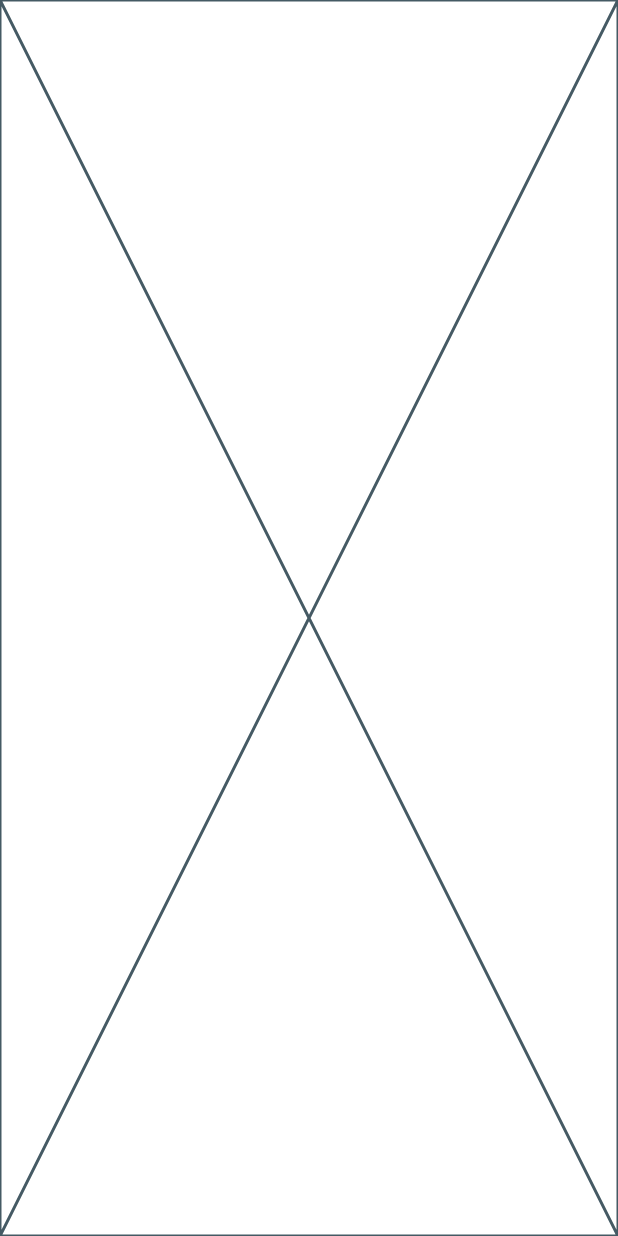
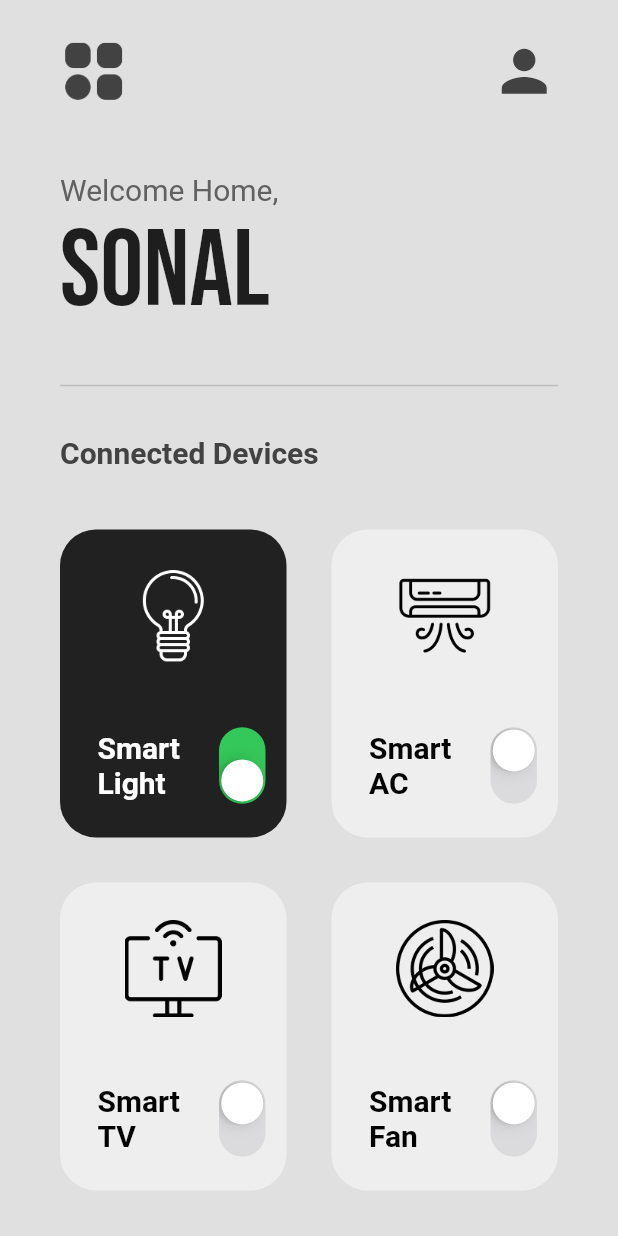
Before and after one commit to ankushcode611/smarthomeapp, a Flutter app: the screen it shows after launch, on a phone screen of 412 x 824 dp. Run offline on Flutter 3.47's test engine with Material 2 defaults, Android fonts, the phone set to English and light mode, and no system bars; our stand-ins replace google_fonts.

Commit message:
SMday1 complete

```diff
--- a/lib/main.dart
+++ b/lib/main.dart
@@ -10,6 +10,9 @@ class MyApp extends StatelessWidget {
 
   @override
   Widget build(BuildContext context) {
-    return const Placeholder();
+    return MaterialApp(
+      debugShowCheckedModeBanner: false,
+      home: HomePage(),
+    );
   }
 }
--- a/lib/pages/home_page.dart
+++ b/lib/pages/home_page.dart
@@ -0,0 +1,143 @@
+// ignore_for_file: prefer_const_literals_to_create_immutables, prefer_const_constructors
+
+import 'package:flutter/material.dart';
+import 'package:google_fonts/google_fonts.dart';
+import 'package:smarthomeapp/util/smart_device_box.dart';
+
+class HomePage extends StatefulWidget {
+  const HomePage({super.key});
+
+  @override
+  State<HomePage> createState() => _HomePageState();
+}
+
+class _HomePageState extends State<HomePage> {
+  //padding constants
+  final double horizontalPadding = 40;
+  final double verticalPadding = 25;
+
+  // list of connected smart devices
+  List mySmartDevices = [
+    //[ smartDeviceName, iconpath, PowerStatus ]
+    ["Smart Light", "lib/icons/light-bulb.png", true],
+    ["Smart AC", "lib/icons/air-conditioner.png", false],
+    ["Smart TV", "lib/icons/tv-monitor.png", false],
+    ["Smart Fan", "lib/icons/fan.png", false],
+  ];
+
+// power button switched
+  void powerSwitchChanged(bool value, int index) {
+    setState(() {
+      mySmartDevices[index][2] = value;
+    });
+  }
+
+  @override
+  Widget build(BuildContext context) {
+    return Scaffold(
+      backgroundColor: Colors.grey[300],
+      body: SafeArea(
+        child: Column(
+          crossAxisAlignment: CrossAxisAlignment.start,
+          children: [
+            //custom app bar
+            Padding(
+              padding: EdgeInsets.symmetric(
+                horizontal: horizontalPadding,
+                vertical: verticalPadding,
+              ),
+              child: Row(
+                mainAxisAlignment: MainAxisAlignment.spaceBetween,
+                children: [
+                  //menu icon
+                  Image.asset(
+                    'lib/icons/menu.png',
+                    height: 45,
+                    color: Colors.grey[800],
+                  ),
+
+                  //account icon
+                  Icon(
+                    Icons.person,
+                    size: 45,
+                    color: Colors.grey[800],
+                  ),
+                ],
+              ),
+            ),
+
+            const SizedBox(
+              height: 20,
+            ),
+            //Welcome Home Ankush
+
+            Padding(
+              padding: EdgeInsets.symmetric(horizontal: horizontalPadding),
+              child: Column(
+                crossAxisAlignment: CrossAxisAlignment.start,
+                children: [
+                  Text(
+                    "Welcome Home,",
+                    style: TextStyle(fontSize: 20, color: Colors.grey[700]),
+                  ),
+                  Text(
+                    "Sonal",
+                    style: GoogleFonts.bebasNeue(
+                      fontSize: 72,
+                    ),
+                  ),
+                ],
+              ),
+            ),
+            const SizedBox(
+              height: 25,
+            ),
+
+            Padding(
+              padding: EdgeInsets.symmetric(horizontal: horizontalPadding),
+              child: Divider(
+                color: Colors.grey[400],
+                thickness: 1,
+              ),
+            ),
+
+            const SizedBox(
+              height: 25,
+            ),
+            //smart devices + grid
+
+            Padding(
+              padding: EdgeInsets.symmetric(horizontal: horizontalPadding),
+              child: Text(
+                "Connected Devices",
+                style: TextStyle(
+                    fontWeight: FontWeight.bold,
+                    fontSize: 20,
+                    color: Colors.grey[800]),
+              ),
+            ),
+
+            Expanded(
+                child: GridView.builder(
+                    itemCount: mySmartDevices.length,
+                    physics: const NeverScrollableScrollPhysics(),
+                    padding: EdgeInsets.all(25),
+                    gridDelegate:
+                        const SliverGridDelegateWithFixedCrossAxisCount(
+                      crossAxisCount: 2,
+                      childAspectRatio: 1 / 1.3,
+                    ),
+                    itemBuilder: (context, index) {
+                      return SmartDeviceBox(
+                        smartDeviceName: mySmartDevices[index][0],
+                        iconPath: mySmartDevices[index][1],
+                        powerStatus: mySmartDevices[index][2],
+                        onChanged: (value) => powerSwitchChanged(value, index),
+                      );
+                    }))
+          ],
+        ),
+      ),
+    );
+  }
+}
--- /dev/null
+++ b/lib/util/smart_device_box.dart
@@ -0,0 +1,65 @@
+// ignore_for_file: prefer_const_literals_to_create_immutables, prefer_const_constructors, must_be_immutable
+
+import "dart:math";
+
+import "package:flutter/cupertino.dart";
+import "package:flutter/material.dart";
+
+class SmartDeviceBox extends StatelessWidget {
+  final String smartDeviceName;
+  final String iconPath;
+  final bool powerStatus;
+  void Function(bool)? onChanged;
+
+  SmartDeviceBox({
+    super.key,
+    required this.smartDeviceName,
+    required this.iconPath,
+    required this.powerStatus,
+    required this.onChanged,
+  });
+
+  @override
+  Widget build(BuildContext context) {
+    return Padding(
+      padding: const EdgeInsets.all(15.0),
+      child: Container(
+        decoration: BoxDecoration(
+          color: powerStatus ? Colors.grey[900] : Colors.grey[200],
+          borderRadius: BorderRadius.circular(24),
+        ),
+        padding: const EdgeInsetsDirectional.symmetric(vertical: 25),
+        child: Column(
+          mainAxisAlignment: MainAxisAlignment.spaceBetween,
+          children: [
+            //icon
+            Image.asset(iconPath,
+                height: 65, color: powerStatus ? Colors.white : Colors.black),
+
+            //connected smart devices name + switch
+
+            Row(
+              children: [
+                Expanded(
+                    child: Padding(
+                  padding: const EdgeInsets.only(left: 25.0),
+                  child: Text(
+                    smartDeviceName,
+                    style: TextStyle(
+                        fontWeight: FontWeight.bold,
+                        fontSize: 20,
+                        color: powerStatus ? Colors.white : Colors.black),
+                  ),
+                )),
+                Transform.rotate(
+                    angle: pi / 2,
+                    child: CupertinoSwitch(
+                        value: powerStatus, onChanged: onChanged))
+              ],
+            )
+          ],
+        ),
+      ),
+    );
+  }
+}
--- a/pubspec.yaml
+++ b/pubspec.yaml
@@ -35,6 +35,7 @@ dependencies:
   # The following adds the Cupertino Icons font to your application.
   # Use with the CupertinoIcons class for iOS style icons.
   cupertino_icons: ^1.0.2
+  google_fonts: ^5.0.0
 
 dev_dependencies:
   flutter_test:
@@ -59,8 +60,9 @@ flutter:
   uses-material-design: true
 
   # To add assets to your application, add an assets section, like this:
-assets:
-  - lib/icons/
+
+  assets:
+    - lib/icons/
   #   - images/a_dot_ham.jpeg
 
   # An image asset can refer to one or more resolution-specific "variants", see
```
Also changed, not shown: pubspec.lock, 1 other file.
